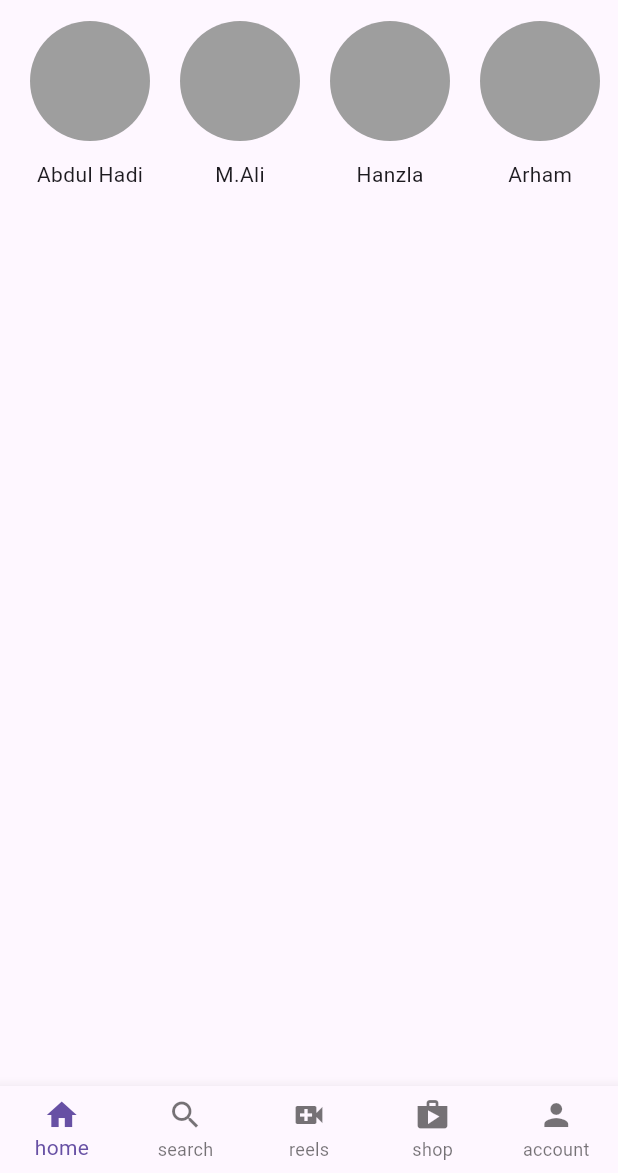
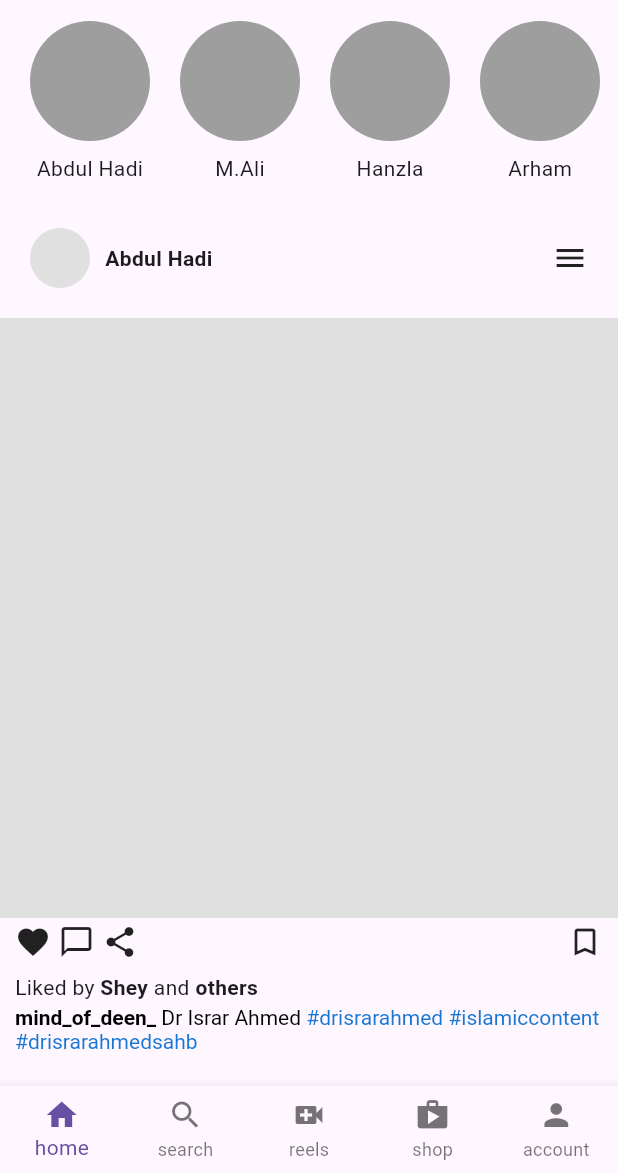
Before and after one commit to Abdul-Hadi-Jalil/instagram-ui-clone, a Flutter app: the screen it shows after launch, on a phone screen of 412 x 824 dp, the part 63-1236 px from its top. Run offline on Flutter 3.47's test engine with Material 3 defaults, Android fonts, the phone set to English and light mode, and no system bars.

Commit message:
created user posts widget and make it scrollable. update the code and add scroll effect so the whole screen scrolls.

```diff
--- a/lib/screens/home_screen.dart
+++ b/lib/screens/home_screen.dart
@@ -1,5 +1,6 @@
 import 'package:flutter/material.dart';
 import 'package:instagram_ui_clone/widgets/bubble_stories.dart';
+import 'package:instagram_ui_clone/widgets/user_posts.dart';
 
 class HomeScreen extends StatefulWidget {
   const HomeScreen({super.key});
@@ -21,6 +22,7 @@ class _HomeScreenState extends State<HomeScreen> {
   Widget build(BuildContext context) {
     return Scaffold(
       appBar: AppBar(
+        backgroundColor: Colors.transparent,
         title: Row(
           mainAxisAlignment: MainAxisAlignment.spaceBetween,
           children: [
@@ -38,11 +40,14 @@ class _HomeScreenState extends State<HomeScreen> {
           ],
         ),
       ),
-      body: Column(
+      body: SingleChildScrollView(
+        child: Column(
           children: [
-          Container(
-            height: 115,
+            // User Profile Stories
+            SizedBox(
+              height: 108,
               child: ListView.builder(
+                shrinkWrap: true,
                 scrollDirection: Axis.horizontal,
                 itemCount: people.length,
                 itemBuilder: (context, index) {
@@ -50,7 +55,20 @@ class _HomeScreenState extends State<HomeScreen> {
                 },
               ),
             ),
+
+            SizedBox(height: 30),
+
+            // User Posts
+            ListView.builder(
+              shrinkWrap: true,
+              physics: ScrollPhysics(),
+              itemCount: people.length,
+              itemBuilder: (context, index) {
+                return UserPosts(userName: people[index]);
+              },
+            ),
           ],
+        ),
       ),
     );
   }
--- a/lib/widgets/bubble_stories.dart
+++ b/lib/widgets/bubble_stories.dart
@@ -11,7 +11,7 @@ class BubbleStories extends StatelessWidget {
       child: Column(
         children: [
           CircleAvatar(backgroundColor: Colors.grey, radius: 40),
-          SizedBox(height: 12),
+          SizedBox(height: 8),
           Text(name),
         ],
       ),
--- /dev/null
+++ b/lib/widgets/user_posts.dart
@@ -0,0 +1,101 @@
+import 'package:flutter/material.dart';
+
+class UserPosts extends StatelessWidget {
+  final String userName;
+  const UserPosts({super.key, required this.userName});
+
+  @override
+  Widget build(BuildContext context) {
+    return Padding(
+      padding: const EdgeInsets.only(bottom: 30),
+      child: Column(
+        children: [
+          // user name and profile picture
+          Padding(
+            padding: const EdgeInsets.symmetric(horizontal: 20),
+            child: Row(
+              mainAxisAlignment: MainAxisAlignment.spaceBetween,
+              children: [
+                Row(
+                  spacing: 10,
+                  children: [
+                    CircleAvatar(backgroundColor: Colors.grey[300]),
+                    Text(
+                      userName,
+                      style: TextStyle(fontWeight: FontWeight.bold),
+                    ),
+                  ],
+                ),
+                Icon(Icons.menu),
+              ],
+            ),
+          ),
+
+          SizedBox(height: 20),
+
+          // user post
+          Container(color: Colors.grey[300], height: 400),
+
+          const SizedBox(height: 4),
+
+          // icons for like, share and bookmark
+          Padding(
+            padding: const EdgeInsets.symmetric(horizontal: 10.0),
+            child: Row(
+              mainAxisAlignment: MainAxisAlignment.spaceBetween,
+              children: [
+                Row(
+                  spacing: 5,
+                  children: [
+                    Icon(Icons.favorite),
+                    Icon(Icons.chat_bubble_outline),
+                    Icon(Icons.share),
+                  ],
+                ),
+                Icon(Icons.bookmark_border),
+              ],
+            ),
+          ),
+
+          const SizedBox(height: 8),
+
+          // comment section
+          Padding(
+            padding: const EdgeInsets.symmetric(horizontal: 10.0),
+            child: Row(
+              children: [
+                Text('Liked by '),
+                Text('Shey', style: TextStyle(fontWeight: FontWeight.bold)),
+                Text(' and '),
+                Text('others', style: TextStyle(fontWeight: FontWeight.bold)),
+              ],
+            ),
+          ),
+
+          const SizedBox(height: 2),
+
+          // caption
+          Padding(
+            padding: EdgeInsetsGeometry.symmetric(horizontal: 10),
+            child: RichText(
+              text: TextSpan(
+                style: TextStyle(color: Colors.black),
+                children: [
+                  TextSpan(
+                    text: "mind_of_deen_",
+                    style: TextStyle(fontWeight: FontWeight.bold),
+                  ),
+                  TextSpan(text: " Dr Israr Ahmed "),
+                  TextSpan(
+                    text: "#drisrarahmed #islamiccontent #drisrarahmedsahb",
+                    style: TextStyle(color: Colors.blue.shade700),
+                  ),
+                ],
+              ),
+            ),
+          ),
+        ],
+      ),
+    );
+  }
+}
```
Lines whose indentation alone changed are shown as unchanged.
